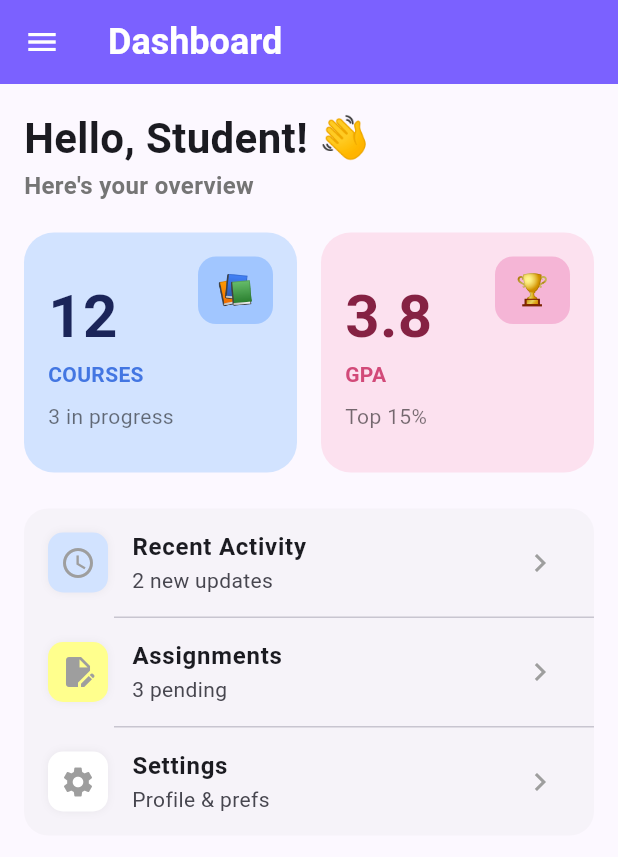
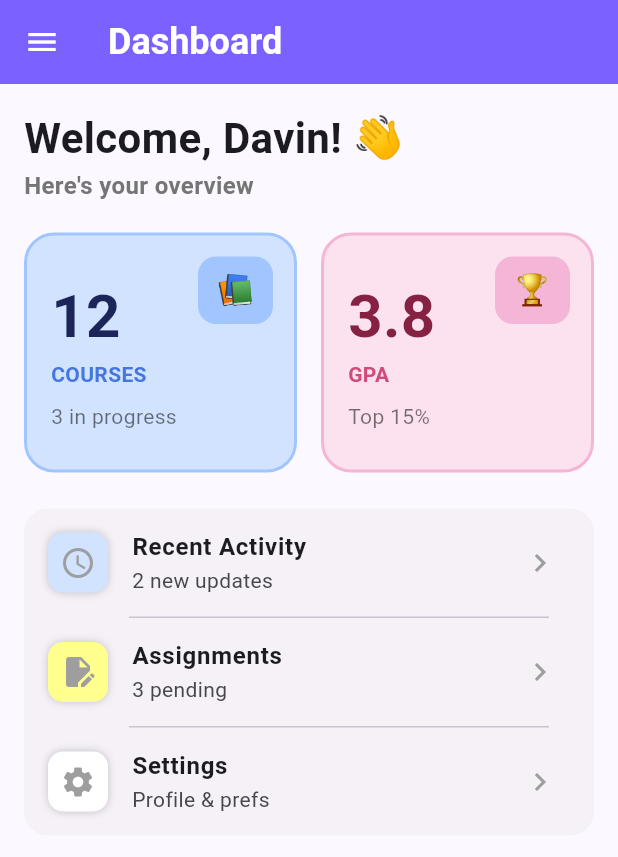
Before and after one commit to Do-Davin/flutter-app-dev, a Flutter app: the screen it shows after launch, on a phone screen of 412 x 824 dp. Shown: the top 857 px of the screen. Run offline on Flutter 3.47's test engine with Material 3 defaults, Android fonts, the phone set to English and light mode, and no system bars; missing offline and left inert: dev_icons.

Commit message:
improved ui look & feel

```diff
--- a/week2_profile/lib/screens/dashboard_screen.dart
+++ b/week2_profile/lib/screens/dashboard_screen.dart
@@ -11,7 +11,7 @@ class DashboardScreen extends StatelessWidget {
         crossAxisAlignment: CrossAxisAlignment.start,
         children: [
           const Text(
-            "Hello, Student! 👋",
+            "Welcome, Davin! 👋",
             style: TextStyle(fontSize: 28, fontWeight: FontWeight.bold),
           ),
           Text(
@@ -51,8 +51,7 @@ class DashboardScreen extends StatelessWidget {
           const SizedBox(height: 24),
           Container(
             decoration: BoxDecoration(
-              // color: const Color(0xFFFAFAFA),
-              color: Colors.grey.withOpacity(0.058),
+              color: Colors.grey.withAlpha(20),
               borderRadius: BorderRadius.circular(16),
             ),
             child: Column(
@@ -63,14 +62,14 @@ class DashboardScreen extends StatelessWidget {
                   "2 new updates",
                   bgColor: Color(0xFFD2E3FF),
                 ),
-                const Divider(height: 1, indent: 60),
+                const Divider(height: 1, indent: 70, endIndent: 30),
                 _buildListTile(
                   Icons.edit_document,
                   "Assignments",
                   "3 pending",
                   bgColor: Colors.yellowAccent.shade100,
                 ),
-                const Divider(height: 1, indent: 60),
+                const Divider(height: 1, indent: 70, endIndent: 30),
                 _buildListTile(Icons.settings, "Settings", "Profile & prefs"),
               ],
             ),
@@ -85,7 +84,7 @@ class DashboardScreen extends StatelessWidget {
     String title,
     String subtitle,
     Color bgColor,
-    Color iconBgColor,
+    Color borderColor,
     String emoji,
     Color valueColor,
     Color titleColor,
@@ -100,6 +99,7 @@ class DashboardScreen extends StatelessWidget {
             decoration: BoxDecoration(
               color: bgColor,
               borderRadius: BorderRadius.circular(20),
+              border: Border.all(width: 2.0, color: borderColor),
             ),
             child: Column(
               crossAxisAlignment: CrossAxisAlignment.start,
@@ -136,7 +136,7 @@ class DashboardScreen extends StatelessWidget {
               padding: const EdgeInsets.all(8),
               width: 50,
               decoration: BoxDecoration(
-                color: iconBgColor,
+                color: borderColor,
                 borderRadius: BorderRadius.circular(12),
               ),
               child: Text(
@@ -165,11 +165,12 @@ class DashboardScreen extends StatelessWidget {
           color: bgColor,
           borderRadius: BorderRadius.circular(10),
           boxShadow: [
-            BoxShadow(color: Colors.black.withOpacity(0.05), blurRadius: 4),
+            BoxShadow(color: Colors.black.withAlpha(50), blurRadius: 4),
           ],
         ),
         child: Icon(icon, color: iconColor),
       ),
+      onTap: () {},
       title: Text(title, style: const TextStyle(fontWeight: FontWeight.bold)),
       subtitle: Text(subtitle),
       trailing: const Icon(Icons.chevron_right, color: Colors.grey),
--- a/week2_profile/lib/screens/profile_card_screen.dart
+++ b/week2_profile/lib/screens/profile_card_screen.dart
@@ -6,13 +6,13 @@ class ProfileCardScreen extends StatelessWidget {
 
   @override
   Widget build(BuildContext context) {
-    return Center(
-      child: Container(
+    return Container(
       margin: const EdgeInsets.all(20),
       padding: const EdgeInsets.all(24),
       decoration: BoxDecoration(
         color: const Color(0xFFDDE3FE),
         borderRadius: BorderRadius.circular(30),
+        border: Border.all(width: 2.0, color: Colors.deepPurple),
       ),
       child: Column(
         mainAxisSize: MainAxisSize.min,
@@ -106,7 +106,6 @@ class ProfileCardScreen extends StatelessWidget {
           ),
         ],
       ),
-      ),
     );
   }
 
```
Also changed, not shown: week2_profile/lib/screens/shop_screen.dart (+9 -0 lines), week2_profile/pubspec.yaml (+3 -66 lines), week2_profile/assets/images/laptop.png (added). Lines whose indentation alone changed are shown as unchanged.
